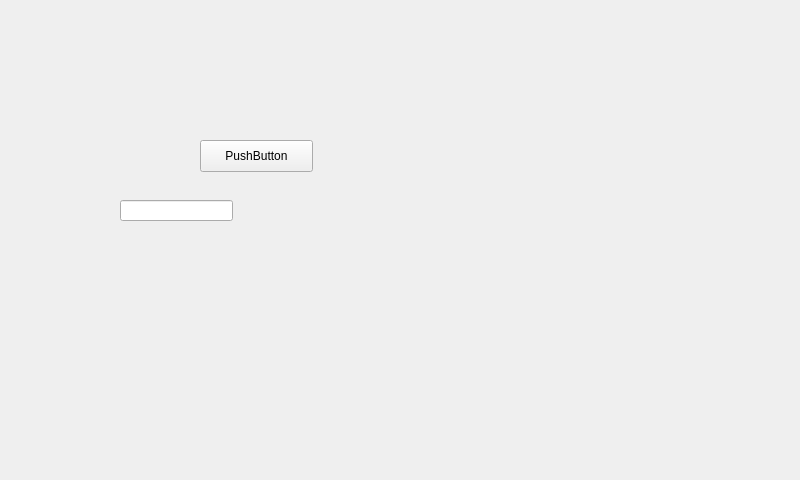
Old version of the form ui_main.ui in the repository cloudrsoft/Kory.
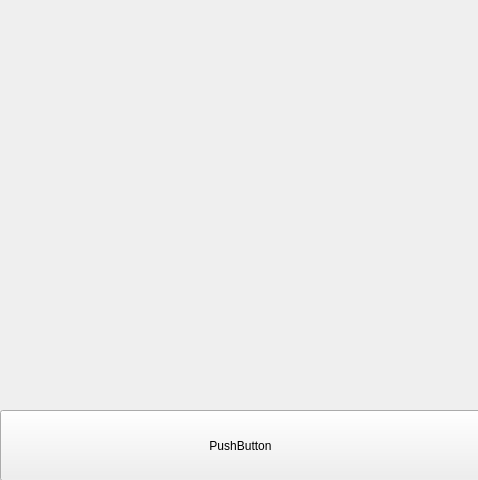
New version of the form.

```diff
--- a/ui_main.ui
+++ b/ui_main.ui
@@ -6,7 +6,7 @@
    <rect>
     <x>0</x>
     <y>0</y>
-    <width>800</width>
+    <width>478</width>
     <height>480</height>
    </rect>
   </property>
@@ -17,26 +17,16 @@
    <widget class="QPushButton" name="pushButton">
     <property name="geometry">
      <rect>
-      <x>200</x>
-      <y>140</y>
-      <width>113</width>
-      <height>32</height>
+      <x>0</x>
+      <y>410</y>
+      <width>481</width>
+      <height>71</height>
      </rect>
     </property>
     <property name="text">
      <string>PushButton</string>
     </property>
    </widget>
-   <widget class="QLineEdit" name="lineEdit">
-    <property name="geometry">
-     <rect>
-      <x>120</x>
-      <y>200</y>
-      <width>113</width>
-      <height>21</height>
-     </rect>
-    </property>
-   </widget>
   </widget>
  </widget>
  <layoutdefault spacing="6" margin="11"/>
```
